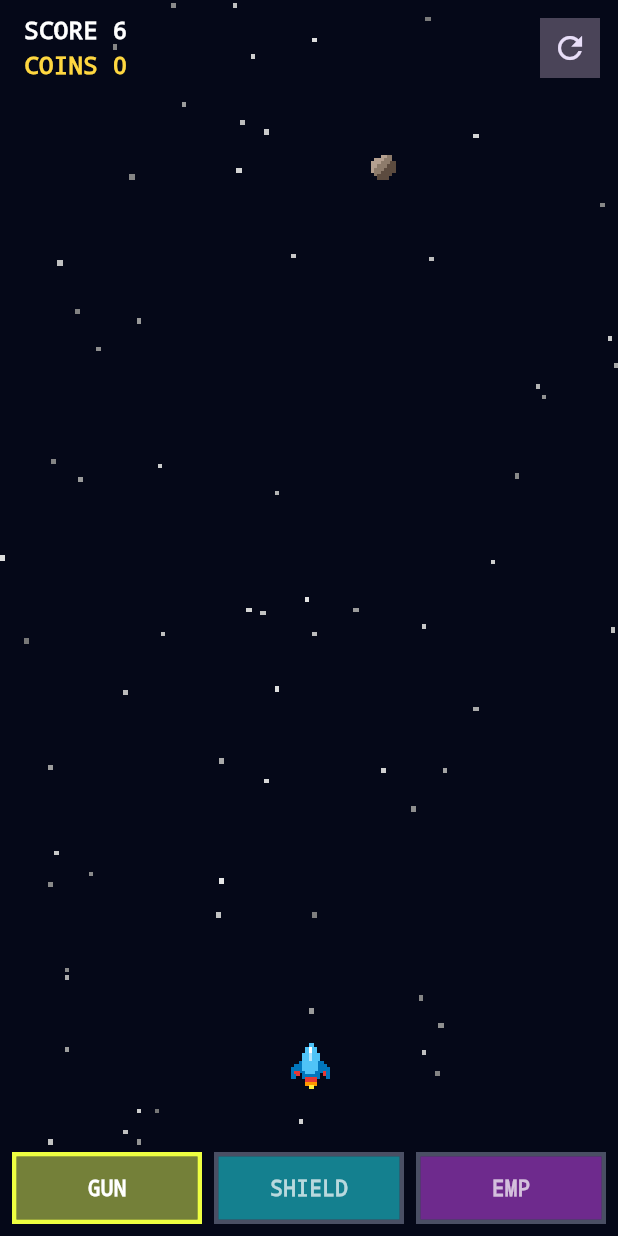
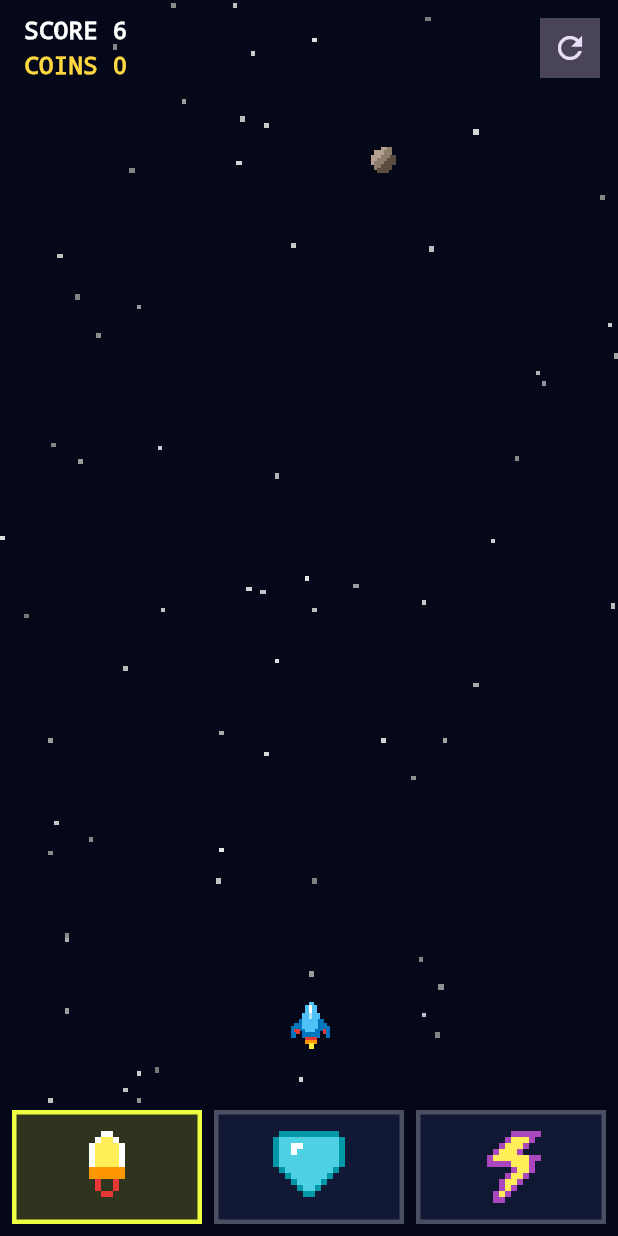
Before and after one commit to millershaski/millershaski.github.io, a Flutter app: the screen it shows after launch, after a tap on the "refresh" icon, on a phone screen of 412 x 824 dp. Run offline on Flutter 3.47's test engine with Material 3 defaults, Android fonts, the phone set to English and light mode, and no system bars.

Commit message:
new files

```diff
--- a/lib/main.dart
+++ b/lib/main.dart
@@ -204,7 +204,8 @@ class GameModel extends ChangeNotifier {
   // 0..1 fill for the ability buttons.
   double progressOf(Ability a) => switch (a) {
     Ability.gun => 1,
-        Ability.shield => shieldActive > 0
+    Ability.shield =>
+      shieldActive > 0
           ? shieldActive / shieldDuration
           : 1 - shieldRecharge / shieldRechargeTime,
     Ability.emp => 1 - empCooldown / empCooldownTime,
@@ -220,11 +221,13 @@ class GameModel extends ChangeNotifier {
     vh = newSize.height / scale;
     if (stars.isEmpty) {
       for (var i = 0; i < 70; i++) {
-        stars.add(Star(
+        stars.add(
+          Star(
             _rng.nextDouble() * virtualWidth,
             _rng.nextDouble() * vh,
             0.2 + _rng.nextDouble() * 0.8,
-        ));
+          ),
+        );
       }
     }
   }
@@ -308,10 +311,13 @@ class GameModel extends ChangeNotifier {
     if (_ufoSpawnTimer <= 0) {
       _ufoSpawnTimer = math.max(6, 14 - elapsed * 0.08);
       if (ufos.length < (elapsed > 90 ? 3 : 2)) {
-        ufos.add(Ufo(
-          ufoHalfWidth + _rng.nextDouble() * (virtualWidth - 2 * ufoHalfWidth),
+        ufos.add(
+          Ufo(
+            ufoHalfWidth +
+                _rng.nextDouble() * (virtualWidth - 2 * ufoHalfWidth),
             1.5,
-        ));
+          ),
+        );
       }
     }
 
@@ -338,16 +344,20 @@ class GameModel extends ChangeNotifier {
 
       u.fireTimer -= dt;
       if (u.fireTimer <= 0 && u.y > 4) {
-        u.fireTimer = math.max(0.9, 2.2 - elapsed * 0.01) + _rng.nextDouble() * 0.8;
-        final angle = math.atan2(shipCenterY - u.y, shipX - u.x) +
+        u.fireTimer =
+            math.max(0.9, 2.2 - elapsed * 0.01) + _rng.nextDouble() * 0.8;
+        final angle =
+            math.atan2(shipCenterY - u.y, shipX - u.x) +
             (_rng.nextDouble() - 0.5) * 0.3;
         const shotSpeed = 80.0;
-        shots.add(EnemyShot(
+        shots.add(
+          EnemyShot(
             u.x,
             u.y + ufoHalfHeight,
             math.cos(angle) * shotSpeed,
             math.sin(angle) * shotSpeed,
-        ));
+          ),
+        );
       }
     }
   }
@@ -390,12 +400,14 @@ class GameModel extends ChangeNotifier {
       if (_spawnTimer <= 0) {
         _spawnTimer = _spawnInterval;
         final r = 3 + _rng.nextInt(4);
-        asteroids.add(Asteroid.create(
+        asteroids.add(
+          Asteroid.create(
             _rng,
             r + _rng.nextDouble() * (virtualWidth - 2 * r),
             -r.toDouble(),
             r,
-        ));
+          ),
+        );
       }
 
       _updateAbilities(dt);
@@ -510,9 +522,7 @@ class _GameScreenState extends State<GameScreen>
           child: Stack(
             fit: StackFit.expand,
             children: [
-                  Positioned.fill(
-                    child: CustomPaint(painter: GamePainter(_game)),
-                  ),
+              Positioned.fill(child: CustomPaint(painter: GamePainter(_game))),
               Positioned(
                 top: 8,
                 left: 16,
@@ -524,15 +534,10 @@ class _GameScreenState extends State<GameScreen>
                       builder: (_, _) => Column(
                         crossAxisAlignment: CrossAxisAlignment.start,
                         children: [
-                              Text(
-                                'SCORE ${_game.score.floor()}',
-                                style: hudStyle,
-                              ),
+                          Text('SCORE ${_game.score.floor()}', style: hudStyle),
                           Text(
                             'COINS ${_game.coins}',
-                                style: hudStyle.copyWith(
-                                  color: Colors.amberAccent,
-                                ),
+                            style: hudStyle.copyWith(color: Colors.amberAccent),
                           ),
                         ],
                       ),
@@ -617,6 +622,81 @@ const hudStyle = TextStyle(
   color: Colors.white,
 );
 
+const gunIcon = [
+  '     WW     ',
+  '    WYYW    ',
+  '   WYYYYW   ',
+  '   WYYYYW   ',
+  '   WYYYYW   ',
+  '   WYYYYW   ',
+  '   OOOOOO   ',
+  '   OOOOOO   ',
+  '    R  R    ',
+  '    R  R    ',
+  '     RR     ',
+  '            ',
+];
+
+const shieldIcon = [
+  ' CCCCCCCCCC ',
+  'CBBBBBBBBBBC',
+  'CBBWWBBBBBBC',
+  'CBBWBBBBBBBC',
+  'CBBBBBBBBBBC',
+  'CBBBBBBBBBBC',
+  ' CBBBBBBBBC ',
+  '  CBBBBBBC  ',
+  '   CBBBBC   ',
+  '    CBBC    ',
+  '     CC     ',
+  '            ',
+];
+
+const empIcon = [
+  '      PPPPP ',
+  '     PWWWP  ',
+  '    PWWWP   ',
+  '   PWWWP    ',
+  '  PWWWWWWPP ',
+  '  PPPPWWWP  ',
+  '      PWWP  ',
+  '     PWWP   ',
+  '    PWWP    ',
+  '    PWP     ',
+  '   PWP      ',
+  '   PP       ',
+];
+
+const gunIconPalette = <String, Color>{
+  'W': Color(0xFFFFFFFF),
+  'Y': Color(0xFFFFEE58),
+  'O': Color(0xFFFF9800),
+  'R': Color(0xFFE53935),
+};
+
+const shieldIconPalette = <String, Color>{
+  'C': Color(0xFF0097A7),
+  'B': Color(0xFF4DD0E1),
+  'W': Color(0xFFFFFFFF),
+};
+
+const empIconPalette = <String, Color>{
+  'P': Color(0xFFAB47BC),
+  'W': Color(0xFFFFEE58),
+};
+
+List<String> iconFor(Ability a) => switch (a) {
+  Ability.gun => gunIcon,
+  Ability.shield => shieldIcon,
+  Ability.emp => empIcon,
+};
+
+Map<String, Color> iconPaletteFor(Ability a) => switch (a) {
+  Ability.gun => gunIconPalette,
+  Ability.shield => shieldIconPalette,
+  Ability.emp => empIconPalette,
+};
+
 class AbilityBar extends StatelessWidget {
   const AbilityBar({super.key, required this.game});
 
@@ -666,45 +746,78 @@ class _AbilityButton extends StatelessWidget {
 
   @override
   Widget build(BuildContext context) {
-    final ready = progress >= 1;
-    final fillAlpha = active ? 0.7 : (ready ? 0.45 : 0.25);
-    return GestureDetector(
+    return Semantics(
+      button: true,
+      selected: selected,
+      label: ability.label,
+      child: GestureDetector(
+        behavior: HitTestBehavior.opaque,
         onTap: onTap,
         child: Container(
-        height: 48,
+          height: 76,
           decoration: BoxDecoration(
-          color: const Color(0xFF111833),
+            color: selected
+                ? ability.color.withValues(alpha: 0.18)
+                : const Color(0xFF111833),
             border: Border.all(
               color: selected ? ability.color : Colors.white24,
               width: 3,
             ),
           ),
-        child: Stack(
-          children: [
-            Positioned.fill(
-              child: FractionallySizedBox(
-                alignment: Alignment.centerLeft,
-                widthFactor: progress.clamp(0.0, 1.0),
-                heightFactor: 1,
-                child: ColoredBox(
-                  color: ability.color.withValues(alpha: fillAlpha),
+          child: CustomPaint(
+            painter: _PixelIconPainter(
+              rows: iconFor(ability),
+              palette: iconPaletteFor(ability),
+              charge: progress.clamp(0.0, 1.0),
             ),
           ),
-            ),
-            Center(
-              child: Text(
-                ability.label,
-                style: hudStyle.copyWith(
-                  fontSize: 14,
-                  color: selected ? Colors.white : Colors.white70,
-                ),
-              ),
-            ),
-          ],
         ),
       ),
     );
   }
+}
+
+class _PixelIconPainter extends CustomPainter {
+  _PixelIconPainter({
+    required this.rows,
+    required this.palette,
+    required this.charge,
+  });
+
+  final List<String> rows;
+  final Map<String, Color> palette;
+  final double charge;
+
+  @override
+  void paint(Canvas canvas, Size size) {
+    final n = rows.length;
+    final ps = (math.min(size.width, size.height) * 0.8 / n).floorToDouble();
+    if (ps < 1) return;
+    final left = ((size.width - ps * n) / 2).floorToDouble();
+    final top = ((size.height - ps * n) / 2).floorToDouble();
+    final paint = Paint()..isAntiAlias = false;
+
+    // Rows fill with color from the bottom up as the ability recharges.
+    final firstLitRow = n * (1 - charge);
+    for (var i = 0; i < n; i++) {
+      final lit = i >= firstLitRow - 0.001;
+      for (var j = 0; j < rows[i].length; j++) {
+        final c = palette[rows[i][j]];
+        if (c == null) continue;
+        paint.color = lit
+            ? c
+            : Color.lerp(c, const Color(0xFF111833), 0.8) ?? c;
+        canvas.drawRect(
+          Rect.fromLTWH(left + j * ps, top + i * ps, ps, ps),
+          paint,
+        );
+      }
+    }
+  }
+
+  @override
+  bool shouldRepaint(_PixelIconPainter old) =>
+      old.charge != charge || old.rows != rows;
 }
 
 class GamePainter extends CustomPainter {
@@ -761,13 +874,24 @@ class GamePainter extends CustomPainter {
 
     for (final s in game.stars) {
       final shade = (90 + 140 * s.depth).round();
-      _fill(canvas, s.x.floorToDouble(), s.y.floorToDouble(), 1, 1,
-          Color.fromARGB(255, shade, shade, shade));
+      _fill(
+        canvas,
+        s.x.floorToDouble(),
+        s.y.floorToDouble(),
+        1,
+        1,
+        Color.fromARGB(255, shade, shade, shade),
+      );
     }
 
     for (final a in game.asteroids) {
-      _sprite(canvas, a.sprite, rockPalette, a.x.round() - a.radius.toDouble(),
-          a.y.round() - a.radius.toDouble());
+      _sprite(
+        canvas,
+        a.sprite,
+        rockPalette,
+        a.x.round() - a.radius.toDouble(),
+        a.y.round() - a.radius.toDouble(),
+      );
     }
 
     for (final u in game.ufos) {
@@ -781,8 +905,14 @@ class GamePainter extends CustomPainter {
     }
 
     for (final b in game.bullets) {
-      _fill(canvas, b.x.round() - 1.0, b.y.roundToDouble() - 2, 2, 4,
-          const Color(0xFFFFEE58));
+      _fill(
+        canvas,
+        b.x.round() - 1.0,
+        b.y.roundToDouble() - 2,
+        2,
+        4,
+        const Color(0xFFFFEE58),
+      );
     }
 
     for (final s in game.shots) {
@@ -831,8 +961,13 @@ class GamePainter extends CustomPainter {
     // Flicker during the last 0.3s so the player sees it running out.
     if (game.shieldActive > 0 &&
         (game.shieldActive > 0.3 || (game.shieldActive * 20).floor().isEven)) {
-      _ring(canvas, cx, top + shipHeight / 2, shieldRadius,
-          const Color(0xFF80F0FF));
+      _ring(
+        canvas,
+        cx,
+        top + shipHeight / 2,
+        shieldRadius,
+        const Color(0xFF80F0FF),
+      );
     }
   }
 
```
Also changed, not shown: 1 other file. Lines whose indentation alone changed are shown as unchanged.
